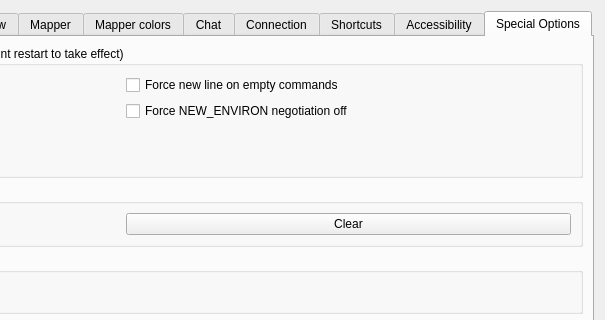
Before: the Qt Designer form src/ui/profile_preferences.ui in ThalynLabs/Mudlet, drawn with Qt 5; both pictures show x 360 to 965 and y 0 to 320 of the 965 by 694 pixel window.
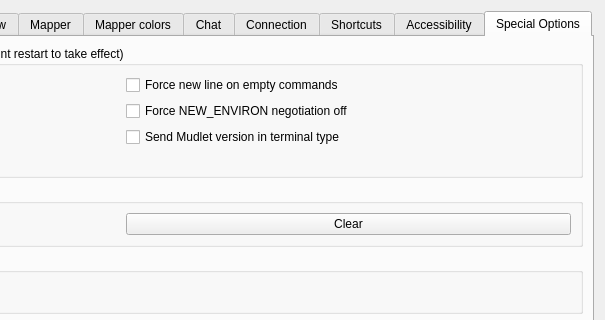
After: the same form once the commit is applied. The open tabs and pages were chosen to show the change. Icons and pictures are not drawn. Custom widgets are drawn as their Qt base class.

Commit message: Add: Enable Special Option for Version Number in TTYPE for Compatibility (#7888)

What changed in the file:
```diff
--- a/src/ui/profile_preferences.ui
+++ b/src/ui/profile_preferences.ui
@@ -3998,6 +3998,16 @@
             </property>
            </widget>
           </item>
+          <item row="2" column="1">
+           <widget class="QCheckBox" name="checkBox_mVersionInTTYPE">
+            <property name="toolTip">
+             <string>&lt;p&gt;Some servers use KaVir’s protocol snippet, which expects the client to provide both its name and a decimal version number during Telnet TTYPE negotiation. However, including a version number is not in accordance with the relevant RFCs as the period character is not permitted therein; so since 2024 Mudlet has stopped sending it by default. As a result, servers that rely on this information may assume Mudlet is version 1.0 or earlier, and consequently restrict color support to 16 colors instead of enabling 256-color mode.&lt;/p&gt;</string>
+            </property>
+            <property name="text">
+             <string>Send Mudlet version in terminal type</string>
+            </property>
+           </widget>
+          </item>
           <item row="4" column="0" colspan="2">
            <widget class="QLabel" name="need_reconnect_for_specialoption">
             <property name="enabled">
```
Left out of the diff: 1 changed line with no effect on the pictures. The commit also changes 7 other files.
